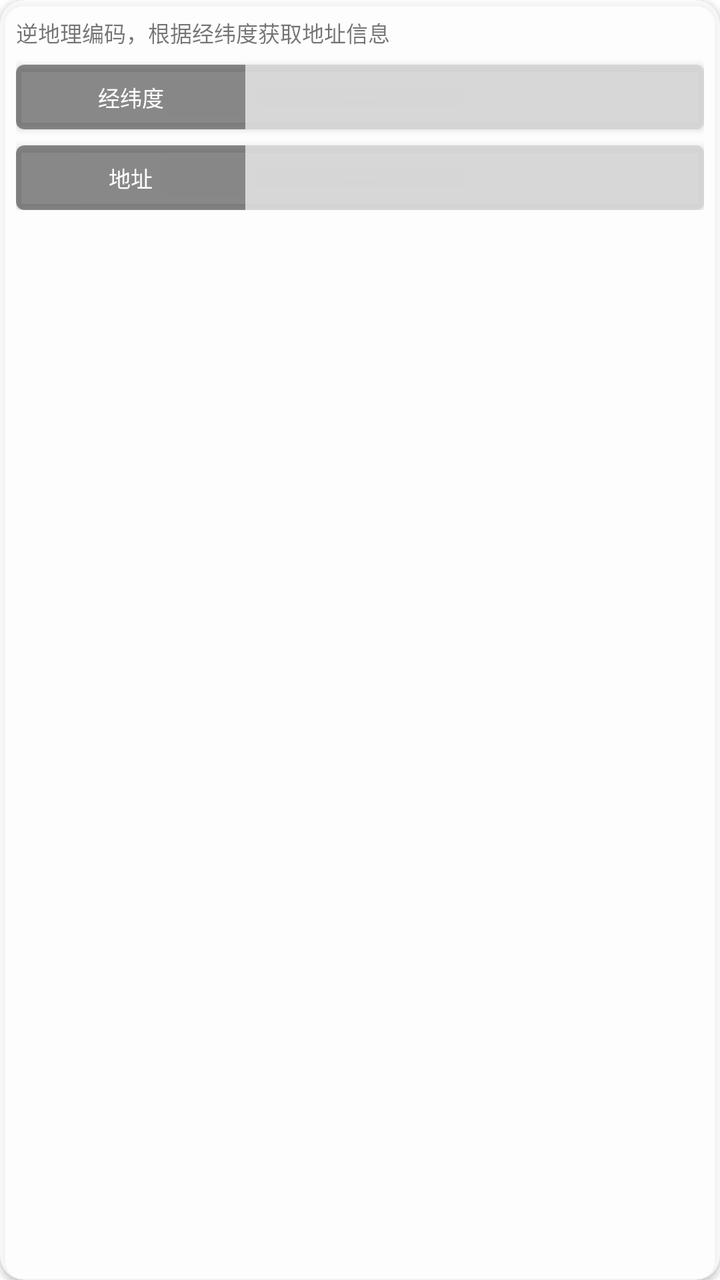
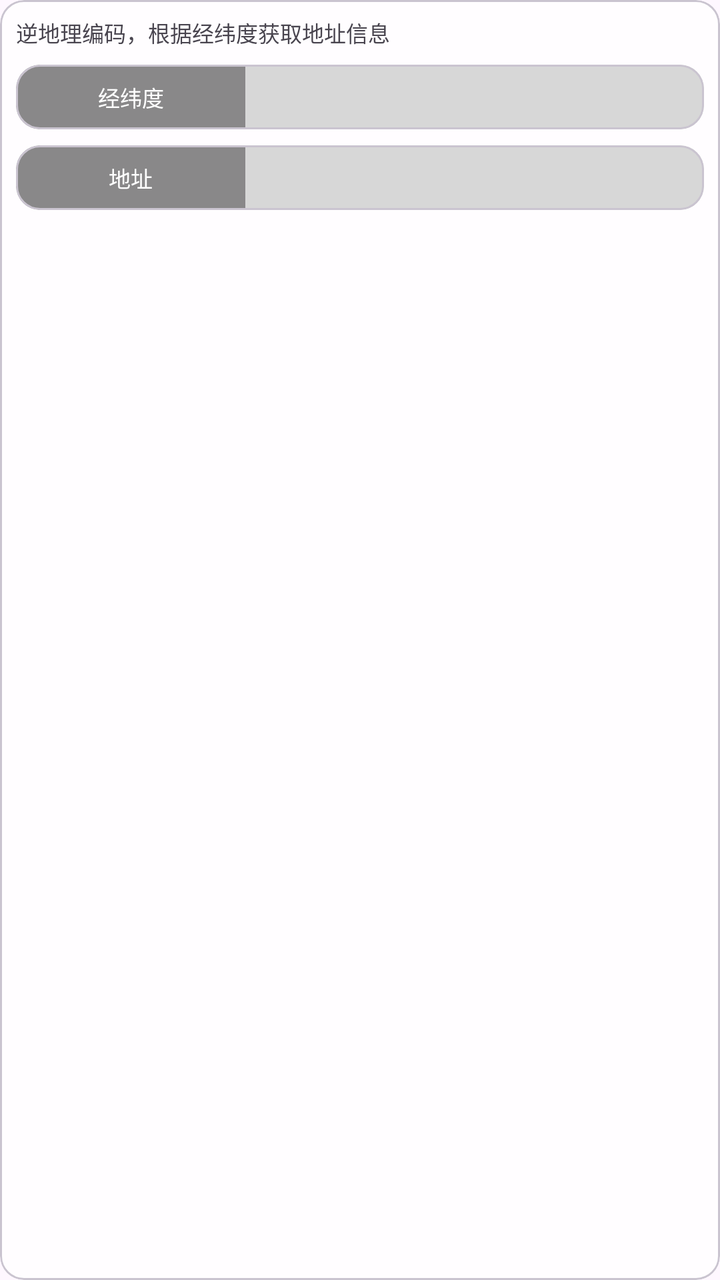

Before-and-after screenshots of an Android layout around one commit, followed by the original layout XML and the change that was made.
<!-- AndroidManifest.xml: application theme AppTheme -->
<!-- res/layout/layout_loc_detail.xml -->
<?xml version="1.0" encoding="utf-8"?>
<androidx.cardview.widget.CardView xmlns:android="http://schemas.android.com/apk/res/android"
    xmlns:tools="http://schemas.android.com/tools"
    android:layout_width="match_parent"
    android:layout_height="wrap_content"
    app:cardCornerRadius="12dp"
    app:contentPadding="8dp"
    app:cardBackgroundColor="#ccffffff"
    xmlns:app="http://schemas.android.com/apk/res-auto">

    <LinearLayout
        android:layout_width="match_parent"
        android:layout_height="wrap_content"
        android:background="@android:color/transparent"
        android:orientation="vertical">

        <TextView
            android:layout_width="match_parent"
            android:layout_height="wrap_content"
            android:text="@string/loc_detail_text"
            android:textSize="11sp"/>

        <androidx.cardview.widget.CardView
            android:layout_width="match_parent"
            android:layout_marginTop="8dp"
            android:layout_height="wrap_content"
            app:cardBackgroundColor="@color/portal_location_detail_background"
            app:cardCornerRadius="4dp">

            <LinearLayout
                android:layout_width="match_parent"
                android:layout_height="wrap_content"
                android:background="@android:color/transparent"
                android:orientation="horizontal">
                <TextView
                    android:layout_width="0dp"
                    android:layout_height="match_parent"
                    android:layout_weight="1.5"
                    android:text="@string/latlon"
                    android:padding="8dp"
                    android:gravity="center"
                    android:maxLines="1"
                    android:textSize="11sp"
                    android:textColor="@color/white"/>
                <EditText
                    android:id="@+id/loc_detail"
                    android:layout_width="0dp"
                    android:layout_height="match_parent"
                    android:maxLines="1"
                    android:layout_weight="3"
                    android:text=""
                    android:background="@color/portal_location_detail_block"
                    android:textSize="11sp"
                    android:gravity="center"
                    android:textIsSelectable="true"
                    android:textColor="@color/portal_appbar_color" />
            </LinearLayout>
        </androidx.cardview.widget.CardView>

        <androidx.cardview.widget.CardView
            android:layout_width="match_parent"
            android:layout_height="wrap_content"
            app:cardBackgroundColor="@color/portal_location_detail_background"
            android:layout_marginTop="8dp"
            app:cardCornerRadius="4dp">

            <LinearLayout
                android:layout_width="match_parent"
                android:layout_height="wrap_content"
                android:orientation="horizontal">

                <TextView
                    android:layout_width="0dp"
                    android:layout_height="match_parent"
                    android:layout_weight="1.5"
                    android:text="@string/address"
                    android:padding="8dp"
                    android:gravity="center"
                    android:maxLines="1"
                    android:textSize="11sp"
                    android:textColor="@color/white"/>
                <EditText
                    android:id="@+id/loc_addr"
                    android:layout_width="0dp"
                    android:layout_height="match_parent"
                    android:layout_weight="3"
                    android:text=""
                    android:background="@color/portal_location_detail_block"
                    android:textSize="11sp"
                    android:gravity="center"
                    android:textIsSelectable="true"
                    android:textColor="@color/portal_appbar_color" />
            </LinearLayout>
        </androidx.cardview.widget.CardView>
    </LinearLayout>
</androidx.cardview.widget.CardView>
<!-- resources referenced by this layout -->
<resources>
  <color name="portal_appbar_color">#5F5F5F</color>
  <color name="portal_location_detail_background">#bb5F5F5F</color>
  <color name="portal_location_detail_block">#aaFFFFFF</color>
  <color name="white">#FFFFFFFF</color>
  <string name="address">地址</string>
  <string name="latlon">经纬度</string>
  <string name="loc_detail_text">逆地理编码，根据经纬度获取地址信息</string>
  <style name="AppTheme" parent="Theme.MaterialComponents.Light.NoActionBar">
          <item name="colorPrimaryVariant">@color/purple_700</item>
          <item name="colorOnPrimary">@color/portal_appbar_color</item>
          <item name="colorSecondary">@color/portal_appbar_color</item>
          <item name="colorSecondaryVariant">@color/portal_appbar_color_center</item>
  
  
          <item name="colorOnSecondary">@color/white</item>
          <item name="colorPrimary">@color/theme_appbar_color</item>
          <item name="colorControlHighlight">@color/theme_focused_touch</item>
  
          <item name="colorPrimaryDark">@color/portal_appbar_color</item>
          <item name="android:statusBarColor">@android:color/transparent</item>
          <item name="windowActionModeOverlay">true</item>
          <item name="windowActionBar">false</item>
          <item name="windowNoTitle">true</item>
          <item name="android:windowDrawsSystemBarBackgrounds">true</item>
          <item name="android:windowTranslucentStatus">true</item>
          <item name="colorControlNormal">@color/white</item>
          <item name="colorControlActivated">@color/portal_appbar_color_dark</item>
          <item name="android:textColorHint">@android:color/white</item>
          <item name="android:editTextColor">@android:color/white</item>
          <item name="searchViewStyle">@style/Portal.SearchViewStyle</item>
          <item name="selectableItemBackgroundBorderless">@drawable/ripple_effect</item>
          <item name="sliderStyle">@style/Portal.SliderTheme</item>
      </style>
  <color name="purple_700">#FF3700B3</color>
  <color name="portal_appbar_color_center">#494949</color>
  <color name="theme_appbar_color">#5F5F5F</color>
  <color name="theme_focused_touch">#A0A0A0</color>
  <color name="portal_appbar_color_dark">#373737</color>
  <style name="Portal.SearchViewStyle" parent="Widget.AppCompat.SearchView">
      </style>
  <!-- drawable ripple_effect (drawable) -->
  <ripple xmlns:android="http://schemas.android.com/apk/res/android"
      android:color="@color/selected_color">
      <item android:id="@android:id/mask" android:drawable="@color/white"/>
  </ripple >
  <style name="Portal.SliderTheme" parent="Widget.MaterialComponents.Slider">
  
      </style>
  <color name="selected_color">#BCBCBC</color>
</resources>

<!-- the commit's change to res/layout/layout_loc_detail.xml (unified diff, before → after) -->
@@ -1,5 +1,5 @@
 <?xml version="1.0" encoding="utf-8"?>
-<androidx.cardview.widget.CardView xmlns:android="http://schemas.android.com/apk/res/android"
+<com.google.android.material.card.MaterialCardView xmlns:android="http://schemas.android.com/apk/res/android"
     xmlns:tools="http://schemas.android.com/tools"
     android:layout_width="match_parent"
     android:layout_height="wrap_content"
@@ -20,12 +20,12 @@
             android:text="@string/loc_detail_text"
             android:textSize="11sp"/>
 
-        <androidx.cardview.widget.CardView
+        <com.google.android.material.card.MaterialCardView
             android:layout_width="match_parent"
             android:layout_marginTop="8dp"
             android:layout_height="wrap_content"
             app:cardBackgroundColor="@color/portal_location_detail_background"
-            app:cardCornerRadius="4dp">
+            app:cardCornerRadius="12dp">
 
             <LinearLayout
                 android:layout_width="match_parent"
@@ -55,14 +55,14 @@
                     android:textIsSelectable="true"
                     android:textColor="@color/portal_appbar_color" />
             </LinearLayout>
-        </androidx.cardview.widget.CardView>
+        </com.google.android.material.card.MaterialCardView>
 
-        <androidx.cardview.widget.CardView
+        <com.google.android.material.card.MaterialCardView
             android:layout_width="match_parent"
             android:layout_height="wrap_content"
             app:cardBackgroundColor="@color/portal_location_detail_background"
             android:layout_marginTop="8dp"
-            app:cardCornerRadius="4dp">
+            app:cardCornerRadius="12dp">
 
             <LinearLayout
                 android:layout_width="match_parent"
@@ -91,6 +91,6 @@
                     android:textIsSelectable="true"
                     android:textColor="@color/portal_appbar_color" />
             </LinearLayout>
-        </androidx.cardview.widget.CardView>
+        </com.google.android.material.card.MaterialCardView>
     </LinearLayout>
-</androidx.cardview.widget.CardView>
+</com.google.android.material.card.MaterialCardView>
<!-- resource entries referenced after the edit -->
@@ -7,47 +7,35 @@
   <string name="address">地址</string>
   <string name="latlon">经纬度</string>
   <string name="loc_detail_text">逆地理编码，根据经纬度获取地址信息</string>
-  <style name="AppTheme" parent="Theme.MaterialComponents.Light.NoActionBar">
-          <item name="colorPrimaryVariant">@color/purple_700</item>
-          <item name="colorOnPrimary">@color/portal_appbar_color</item>
-          <item name="colorSecondary">@color/portal_appbar_color</item>
-          <item name="colorSecondaryVariant">@color/portal_appbar_color_center</item>
+  <style name="AppTheme" parent="Theme.Material3.Light.NoActionBar">
+          
+          <item name="colorPrimary">#5F5F5F</item>
+          <item name="colorOnPrimary">#FFFFFF</item>
+          <item name="colorPrimaryContainer">#E0E0E0</item>
+          <item name="colorOnPrimaryContainer">#1E1E1E</item>
+          <item name="colorSecondary">#494949</item>
+          <item name="colorOnSecondary">#FFFFFF</item>
+          <item name="colorSecondaryContainer">#E7E7E7</item>
+          <item name="colorOnSecondaryContainer">#2A2A2A</item>
+          <item name="colorSurface">#FFFFFF</item>
+          <item name="colorOnSurface">#1A1A1A</item>
+          <item name="colorSurfaceVariant">#F0F0F0</item>
+          <item name="colorOnSurfaceVariant">#5F5F5F</item>
+          <item name="colorOutline">#747474</item>
   
-  
-          <item name="colorOnSecondary">@color/white</item>
-          <item name="colorPrimary">@color/theme_appbar_color</item>
-          <item name="colorControlHighlight">@color/theme_focused_touch</item>
-  
-          <item name="colorPrimaryDark">@color/portal_appbar_color</item>
+          
           <item name="android:statusBarColor">@android:color/transparent</item>
+          <item name="android:windowDrawsSystemBarBackgrounds">true</item>
+          <item name="android:windowTranslucentStatus">true</item>
           <item name="windowActionModeOverlay">true</item>
           <item name="windowActionBar">false</item>
           <item name="windowNoTitle">true</item>
-          <item name="android:windowDrawsSystemBarBackgrounds">true</item>
-          <item name="android:windowTranslucentStatus">true</item>
-          <item name="colorControlNormal">@color/white</item>
-          <item name="colorControlActivated">@color/portal_appbar_color_dark</item>
-          <item name="android:textColorHint">@android:color/white</item>
-          <item name="android:editTextColor">@android:color/white</item>
+  
+          
           <item name="searchViewStyle">@style/Portal.SearchViewStyle</item>
-          <item name="selectableItemBackgroundBorderless">@drawable/ripple_effect</item>
           <item name="sliderStyle">@style/Portal.SliderTheme</item>
       </style>
-  <color name="purple_700">#FF3700B3</color>
-  <color name="portal_appbar_color_center">#494949</color>
-  <color name="theme_appbar_color">#5F5F5F</color>
-  <color name="theme_focused_touch">#A0A0A0</color>
-  <color name="portal_appbar_color_dark">#373737</color>
-  <style name="Portal.SearchViewStyle" parent="Widget.AppCompat.SearchView">
-      </style>
-  <!-- drawable ripple_effect (drawable) -->
-  <ripple xmlns:android="http://schemas.android.com/apk/res/android"
-      android:color="@color/selected_color">
-      <item android:id="@android:id/mask" android:drawable="@color/white"/>
-  </ripple >
-  <style name="Portal.SliderTheme" parent="Widget.MaterialComponents.Slider">
-  
-      </style>
-  <color name="selected_color">#BCBCBC</color>
+  <style name="Portal.SearchViewStyle" parent="Widget.AppCompat.SearchView" />
+  <style name="Portal.SliderTheme" parent="Widget.Material3.Slider" />
 </resources>
 
